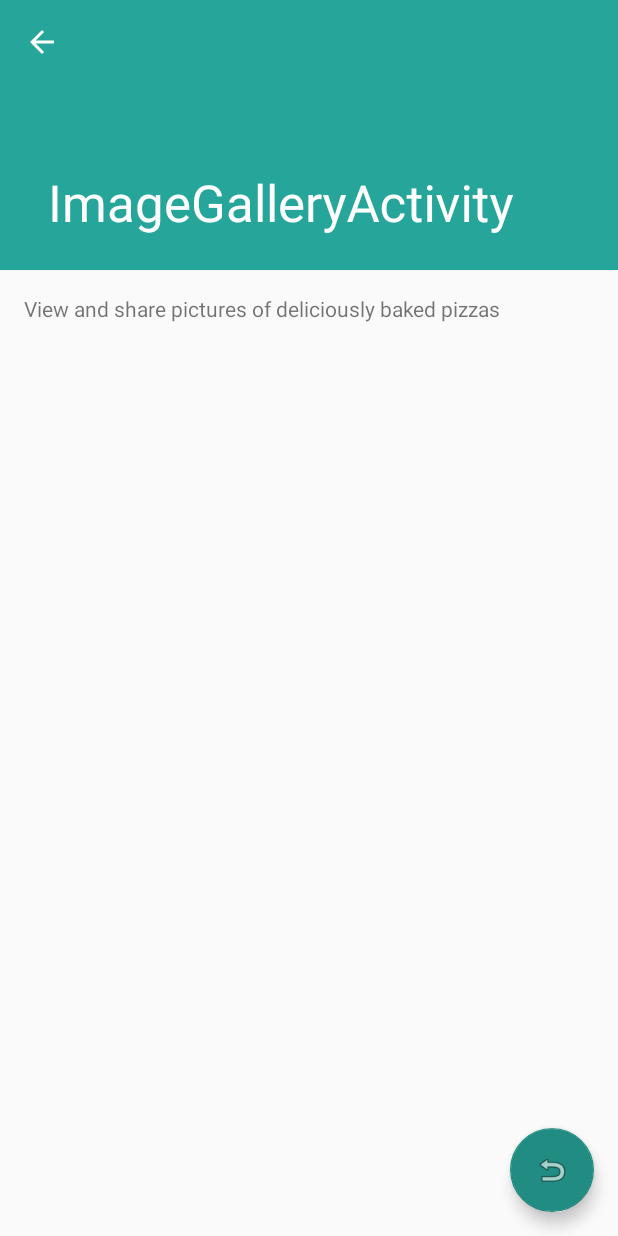
After one commit to j-arp/perfect-pizza, an Android app: the GalleryActivity screen opened directly, with no data from a screen before it, on a phone screen of 412 x 824 dp. The commit adds this screen. Run offline under Robolectric (Android 15) with nearby library versions, the phone set to English and light mode, and no system bars; libraries missing offline, so code that uses them is left out: com.amazonaws.auth, com.amazonaws.services; 1 statement that could not run was skipped.

Commit message:
getting ducks in row

```diff
--- a/app/build.gradle
+++ b/app/build.gradle
@@ -30,4 +30,6 @@ dependencies {
     compile 'com.amazonaws:aws-android-sdk-s3:2.2.+'
     compile 'com.amazonaws:aws-android-sdk-ddb:2.2.+'
 
+    compile group: 'commons-io', name: 'commons-io', version: '2.0.1'
+
 }
--- a/app/src/main/java/net/arpcentral/pizzadoh/WelcomeActivity.java
+++ b/app/src/main/java/net/arpcentral/pizzadoh/WelcomeActivity.java
@@ -48,6 +48,11 @@ public class WelcomeActivity extends AppCompatActivity {
             return true;
         }
 
+        if (id == R.id.action_gallery) {
+            Intent intent = new Intent(this, GalleryActivity.class);
+            startActivity(intent);
+            return true;
+        }
         return super.onOptionsItemSelected(item);
     }
 }
--- /dev/null
+++ b/app/src/main/res/layout/activity_gallery.xml
@@ -0,0 +1,46 @@
+<?xml version="1.0" encoding="utf-8"?>
+<android.support.design.widget.CoordinatorLayout xmlns:android="http://schemas.android.com/apk/res/android"
+    xmlns:app="http://schemas.android.com/apk/res-auto"
+    xmlns:tools="http://schemas.android.com/tools"
+    android:layout_width="match_parent"
+    android:layout_height="match_parent"
+    android:fitsSystemWindows="true"
+    tools:context=".GalleryActivity">
+
+    <android.support.design.widget.AppBarLayout
+        android:id="@+id/app_bar"
+        android:layout_width="match_parent"
+        android:layout_height="@dimen/app_bar_height"
+        android:fitsSystemWindows="true"
+        android:theme="@style/AppTheme.AppBarOverlay">
+
+        <android.support.design.widget.CollapsingToolbarLayout
+            android:id="@+id/toolbar_layout"
+            android:layout_width="match_parent"
+            android:layout_height="match_parent"
+            android:fitsSystemWindows="true"
+            app:contentScrim="?attr/colorPrimary"
+            app:layout_scrollFlags="scroll|exitUntilCollapsed">
+
+            <android.support.v7.widget.Toolbar
+                android:id="@+id/toolbar"
+                android:layout_width="match_parent"
+                android:layout_height="?attr/actionBarSize"
+                app:layout_collapseMode="pin"
+                app:popupTheme="@style/AppTheme.PopupOverlay" />
+
+        </android.support.design.widget.CollapsingToolbarLayout>
+    </android.support.design.widget.AppBarLayout>
+
+    <include layout="@layout/content_gallery" />
+
+    <android.support.design.widget.FloatingActionButton
+        android:id="@+id/reset_button"
+        android:layout_width="wrap_content"
+        android:layout_height="wrap_content"
+        android:layout_gravity="bottom|end"
+        android:layout_margin="@dimen/fab_margin"
+        android:textColor="@android:color/white"
+        android:src="@android:drawable/ic_menu_revert" />
+
+</android.support.design.widget.CoordinatorLayout>
--- /dev/null
+++ b/app/src/main/res/layout/content_gallery.xml
@@ -0,0 +1,17 @@
+<?xml version="1.0" encoding="utf-8"?>
+<android.support.v4.widget.NestedScrollView xmlns:android="http://schemas.android.com/apk/res/android"
+    xmlns:app="http://schemas.android.com/apk/res-auto"
+    xmlns:tools="http://schemas.android.com/tools"
+    android:layout_width="match_parent"
+    android:layout_height="match_parent"
+    app:layout_behavior="@string/appbar_scrolling_view_behavior"
+    tools:context=".GalleryActivity"
+    tools:showIn="@layout/activity_gallery">
+
+    <TextView
+        android:layout_width="wrap_content"
+        android:layout_height="wrap_content"
+        android:layout_margin="@dimen/text_margin"
+        android:text="@string/gallery_intro" />
+
+</android.support.v4.widget.NestedScrollView>
--- a/app/src/main/res/menu/menu_welcome.xml
+++ b/app/src/main/res/menu/menu_welcome.xml
@@ -7,4 +7,9 @@
         android:orderInCategory="100"
         android:title="@string/about"
         app:showAsAction="never" />
+    <item
+        android:id="@+id/action_gallery"
+        android:orderInCategory="100"
+        android:title="@string/gallery"
+        app:showAsAction="never" />
 </menu>
--- a/app/src/main/res/values/dimens.xml
+++ b/app/src/main/res/values/dimens.xml
@@ -12,4 +12,6 @@
     <dimen name="regular_text">24sp</dimen>
     <dimen name="small_text">20sp</dimen>
     <dimen name="tiny_text">16sp</dimen>
+    <dimen name="app_bar_height">180dp</dimen>
+    <dimen name="text_margin">16dp</dimen>
 </resources>
--- a/app/src/main/res/values/strings.xml
+++ b/app/src/main/res/values/strings.xml
@@ -26,10 +26,11 @@
     <string name="title_activity_details">DetailsActivity</string>
     <string name="water_title">Water</string>
 
-    <!-- TODO: Remove or change this placeholder text -->
-    <string name="hello_blank_fragment">Hello blank fragment</string>
     <string name="about">About</string>
     <string name="title_activity_about">AboutActivity</string>
     <string name="title_activity_upload_photo">UploadPhotoActivity</string>
+    <string name="title_activity_image_gallery">ImageGalleryActivity</string>
+    <string name="gallery_intro">View and share pictures of deliciously baked pizzas</string>
+    <string name="gallery">Gallery</string>
 
 </resources>
--- a/build.gradle
+++ b/build.gradle
@@ -3,6 +3,7 @@
 buildscript {
     repositories {
         jcenter()
+        mavenCentral()
     }
     dependencies {
         classpath 'com.android.tools.build:gradle:2.1.2'
```
Also changed, not shown: app/src/main/AndroidManifest.xml (+9 -0 lines), app/src/main/java/net/arpcentral/pizzadoh/Constants.java (added, +11 -0 lines), app/src/main/java/net/arpcentral/pizzadoh/GalleryActivity.java (added, +115 -0 lines), app/src/main/java/net/arpcentral/pizzadoh/UploadPhotoActivity.java (+56 -11 lines), app/src/main/res/menu/menu_image_gallery.xml (added, +10 -0 lines).
